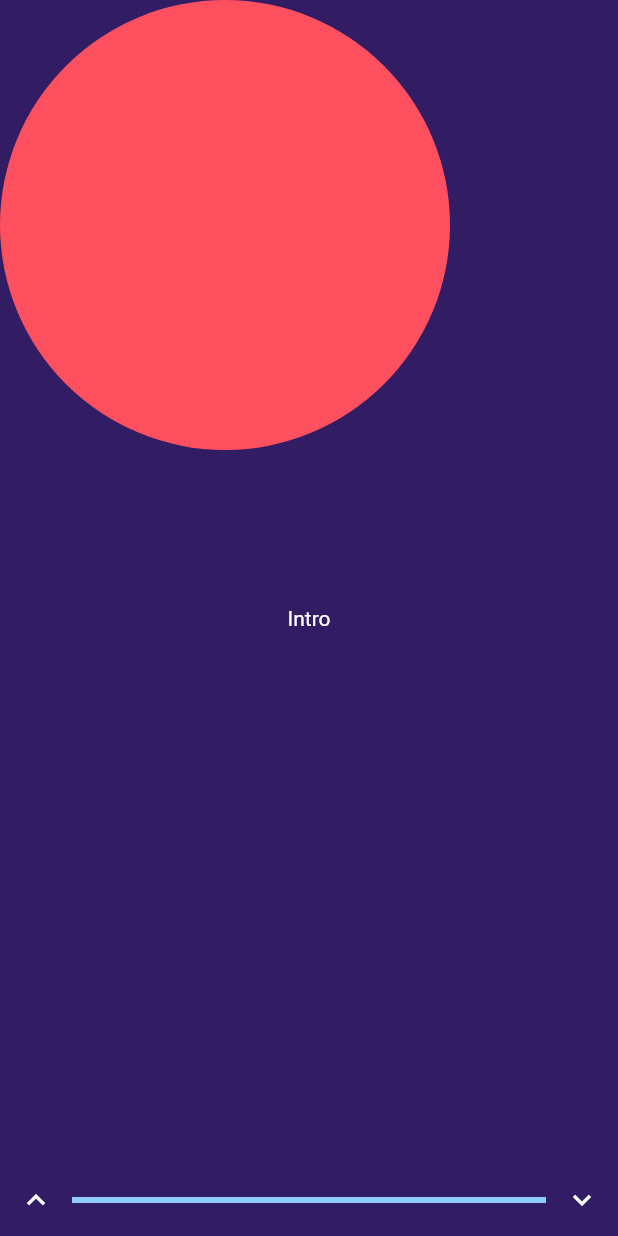
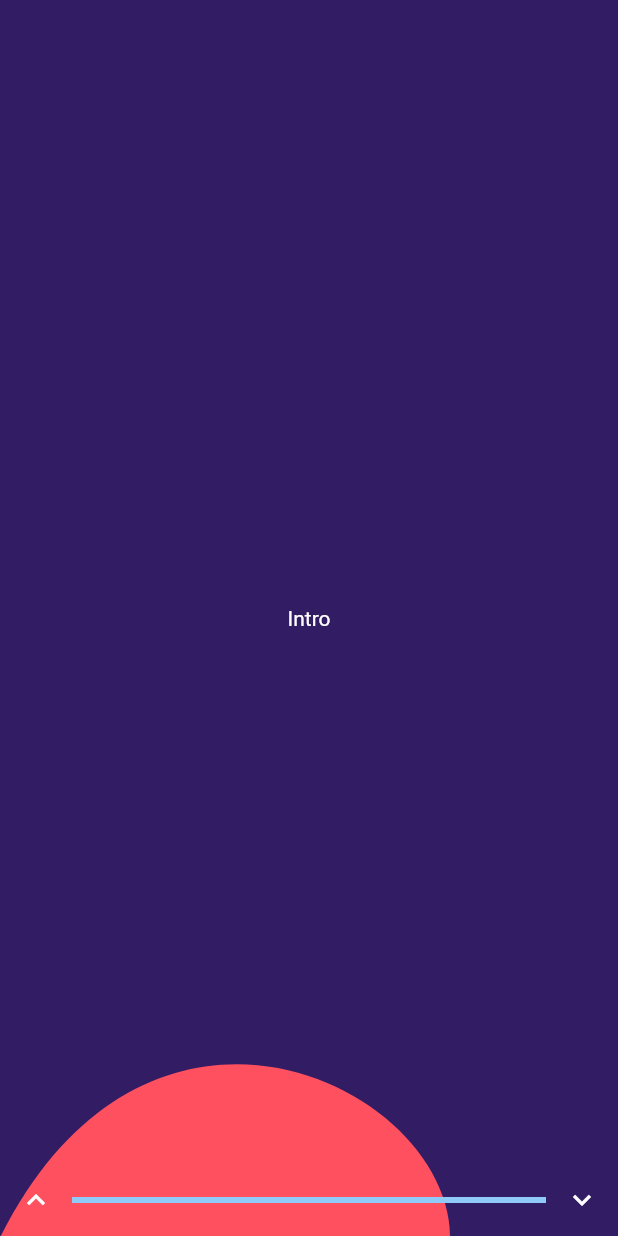
Before and after one commit to jofas/jofas.github.io, a Flutter app: the screen it shows after launch, on a phone screen of 412 x 824 dp. Run offline on Flutter 3.47's test engine with Material 2 defaults, Android fonts, the phone set to English and light mode, and no system bars.

Commit message:
work on background

```diff
--- a/src/lib/main.dart
+++ b/src/lib/main.dart
@@ -1,3 +1,5 @@
+import 'dart:math' as math;
+
 import 'package:flutter/material.dart';
 
 import 'package:url_launcher/url_launcher.dart';
@@ -85,13 +87,18 @@ class MyHomePageState extends State<MyHomePage> {
                 children: <Widget>[
                   Stack(
                     children: <Widget>[
-                      ClipPath(
-                        clipper: OvalClipper(),
+                      Positioned(
+                        bottom: -1,
+                        child: Transform.rotate(
+                          angle: 0.0 * math.pi,
+                          child: ClipPath(
+                            clipper: CubicClipper(),
                             child: Container(
                               height: 300,
                               width: 300,
-                          padding: EdgeInsets.all(50),
                               color: CustomColors.red[500],
+                            ),
+                          ),
                         ),
                       ),
                       Center(
@@ -104,6 +111,22 @@ class MyHomePageState extends State<MyHomePage> {
                       ),
                     ],
                   ),
+                  Stack(
+                    children: <Widget>[
+                      Positioned(
+                        top: -1,
+                        child: Transform.rotate(
+                          angle: math.pi,
+                          child: ClipPath(
+                            clipper: CubicClipper(),
+                            child: Container(
+                              height: 300,
+                              width: 300,
+                              color: CustomColors.red[500],
+                            ),
+                          ),
+                        ),
+                      ),
                       Center(
                         child: Column(
                           mainAxisAlignment: MainAxisAlignment.center,
@@ -111,6 +134,8 @@ class MyHomePageState extends State<MyHomePage> {
                             const Text("About"),
                           ],
                         ),
+                      ),
+                    ],
                   ),
                   Center(
                     child: Column(
@@ -228,3 +253,55 @@ class OvalClipper extends CustomClipper<Path> {
     return path;
   }
 }
+
+
+class ConicClipper extends CustomClipper<Path> {
+  @override
+  bool shouldReclip(CustomClipper<Path> oldClipper) {
+    return false;
+  }
+
+  @override
+  Path getClip(Size size) {
+    final rect = Rect.fromCenter(
+      center: Offset(size.width / 2, size.height / 2),
+      width: size.width,
+      height: size.height,
+    );
+
+    final path = Path();
+
+    path.addOval(rect);
+
+    path.close();
+
+    return path;
+  }
+}
+
+class CubicClipper extends CustomClipper<Path> {
+  @override
+  bool shouldReclip(CustomClipper<Path> oldClipper) {
+    return false;
+  }
+
+  @override
+  Path getClip(Size size) {
+    final path = Path();
+
+    path.moveTo(0, size.height);
+
+    path.cubicTo(
+      100,
+      100,
+      size.width,
+      size.height - 100,
+      size.width,
+      size.height,
+    );
+
+    path.close();
+
+    return path;
+  }
+}
```
Lines whose indentation alone changed are shown as unchanged.
